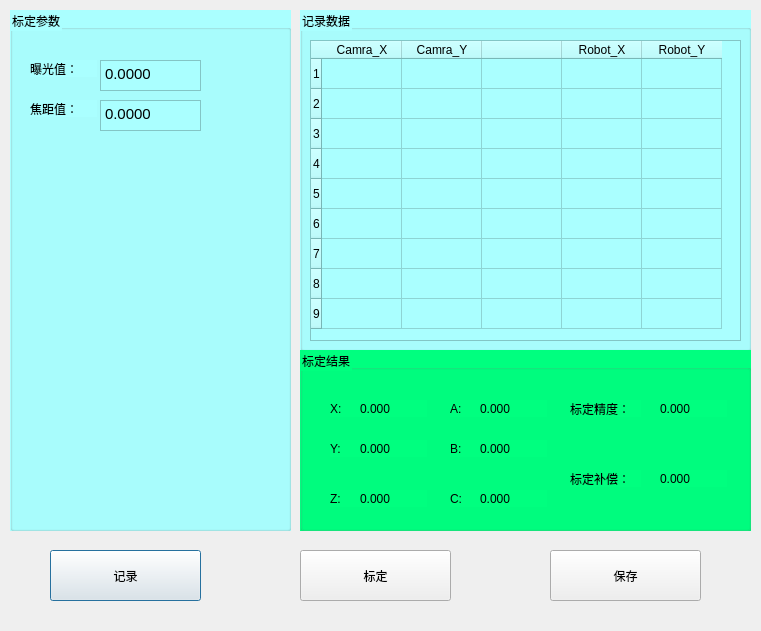
Before: the Qt Designer form calibratedialog.ui in shencanjun/HiropPrizeClaw, drawn with Qt 5.
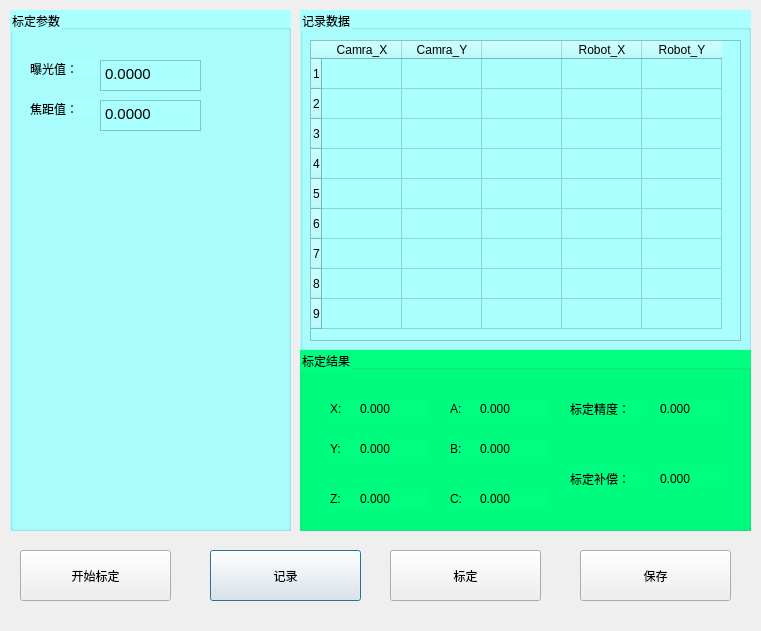
After: the same form once the commit is applied.

The edit to the form file:
```diff
--- a/calibratedialog.ui
+++ b/calibratedialog.ui
@@ -16,7 +16,7 @@
   <widget class="QPushButton" name="pushButton_record">
    <property name="geometry">
     <rect>
-     <x>50</x>
+     <x>210</x>
      <y>550</y>
      <width>151</width>
      <height>51</height>
@@ -29,7 +29,7 @@
   <widget class="QPushButton" name="pushButton_clibrate">
    <property name="geometry">
     <rect>
-     <x>300</x>
+     <x>390</x>
      <y>550</y>
      <width>151</width>
      <height>51</height>
@@ -42,7 +42,7 @@
   <widget class="QPushButton" name="pushButton_save">
    <property name="geometry">
     <rect>
-     <x>550</x>
+     <x>580</x>
      <y>550</y>
      <width>151</width>
      <height>51</height>
@@ -466,6 +466,19 @@
     </property>
    </widget>
   </widget>
+  <widget class="QPushButton" name="pushButton_startCalib">
+   <property name="geometry">
+    <rect>
+     <x>20</x>
+     <y>550</y>
+     <width>151</width>
+     <height>51</height>
+    </rect>
+   </property>
+   <property name="text">
+    <string>开始标定</string>
+   </property>
+  </widget>
  </widget>
  <resources/>
  <connections/>
```
